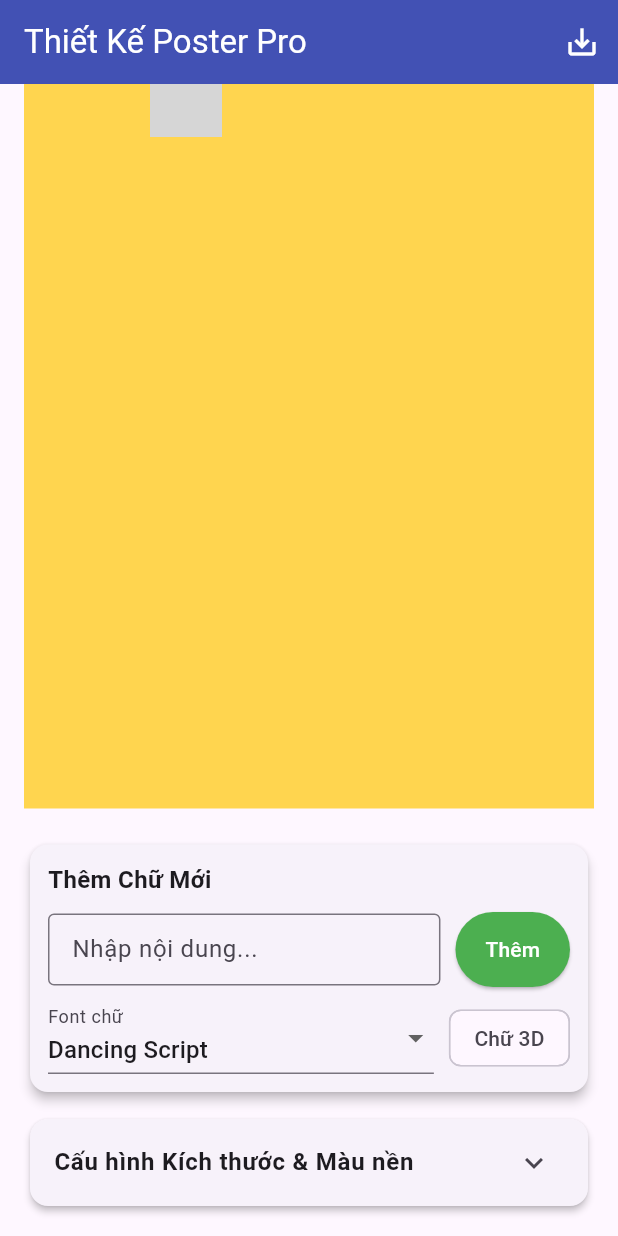
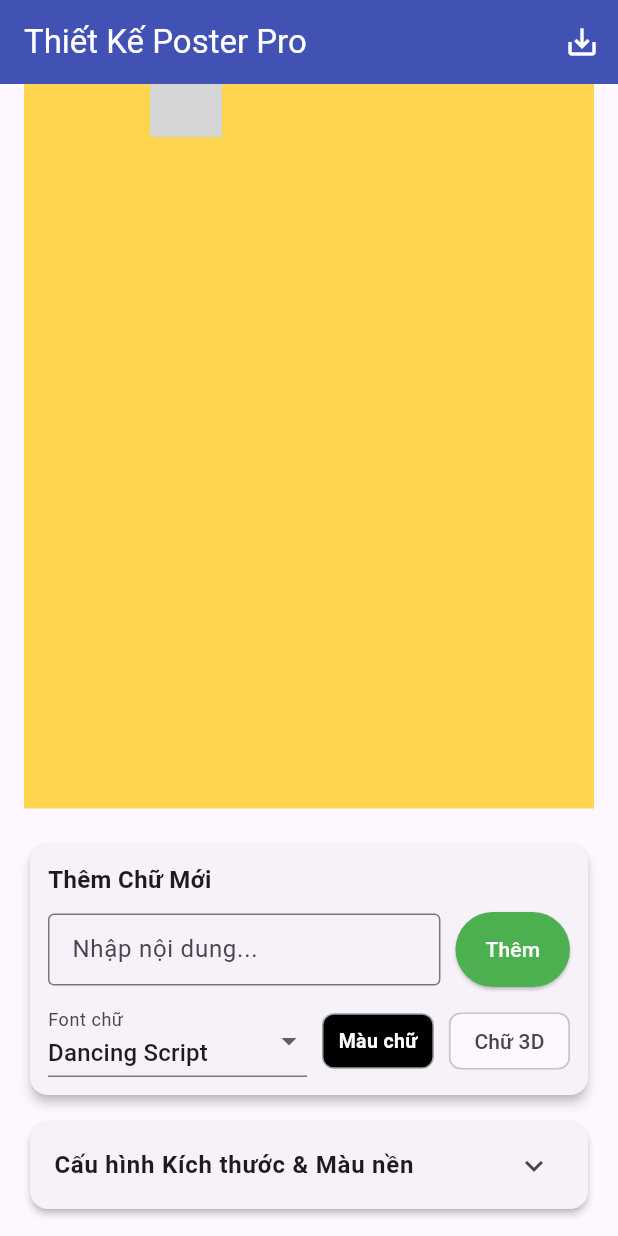
Before and after one commit to nguyenxuantrai/poster_web, a Flutter app: the screen it shows after launch, scrolled down 274 dp, on a phone screen of 412 x 824 dp. Run offline on Flutter 3.47's test engine with Material 3 defaults, Android fonts, the phone set to English and light mode, and no system bars; our stand-ins replace flutter_colorpicker, google_fonts, image_picker; missing offline and left inert: gal, text_3d, universal_html; grey boxes are pictures that could not be loaded.

```diff
--- a/lib/main.dart
+++ b/lib/main.dart
@@ -778,6 +778,7 @@ class _PosterScreenState extends State<PosterScreen> {
               const SizedBox(height: 20),
 
               // 3. KHU VỰC THÊM CHỮ MỚI
+              // 3. KHU VỰC THÊM CHỮ MỚI (ĐÃ THÊM NÚT CHỌN MÀU CHỮ)
               Card(
                 elevation: 3,
                 child: Padding(
@@ -811,9 +812,10 @@ class _PosterScreenState extends State<PosterScreen> {
                           ),
                         ],
                       ),
-                      const SizedBox(height: 10),
+                      const SizedBox(height: 12),
                       Row(
                         children: [
+                          // 1. CHỌN FONT CHỮ
                           Expanded(
                             child: DropdownButtonFormField<String>(
                               value: _newFontFamily,
@@ -827,6 +829,56 @@ class _PosterScreenState extends State<PosterScreen> {
                             ),
                           ),
                           const SizedBox(width: 10),
+
+                          // 2. NÚT CHỌN MÀU CHỮ MỚI
+                          GestureDetector(
+                            onTap: () {
+                              showDialog(
+                                context: context,
+                                builder: (BuildContext context) {
+                                  return AlertDialog(
+                                    title: const Text('Chọn màu chữ mới'),
+                                    content: SingleChildScrollView(
+                                      child: ColorPicker(
+                                        pickerColor: _newTextColor,
+                                        onColorChanged: (color) {
+                                          setState(() => _newTextColor = color);
+                                        },
+                                        pickerAreaHeightPercent: 0.7,
+                                        enableAlpha: false,
+                                      ),
+                                    ),
+                                    actions: [
+                                      ElevatedButton(
+                                        child: const Text('Đồng ý'),
+                                        onPressed: () => Navigator.of(context).pop(),
+                                      ),
+                                    ],
+                                  );
+                                },
+                              );
+                            },
+                            child: Container(
+                              padding: const EdgeInsets.symmetric(horizontal: 10, vertical: 8),
+                              decoration: BoxDecoration(
+                                color: _newTextColor,
+                                borderRadius: BorderRadius.circular(8),
+                                border: Border.all(color: Colors.grey),
+                              ),
+                              child: const Text(
+                                "Màu chữ",
+                                style: TextStyle(
+                                  color: Colors.white,
+                                  fontSize: 13,
+                                  fontWeight: FontWeight.bold,
+                                  shadows: [Shadow(blurRadius: 3, color: Colors.black)],
+                                ),
+                              ),
+                            ),
+                          ),
+                          const SizedBox(width: 10),
+
+                          // 3. BẬT/TẮT NỔI 3D
                           FilterChip(
                             label: const Text("Chữ 3D"),
                             selected: _newIs3D,
```
